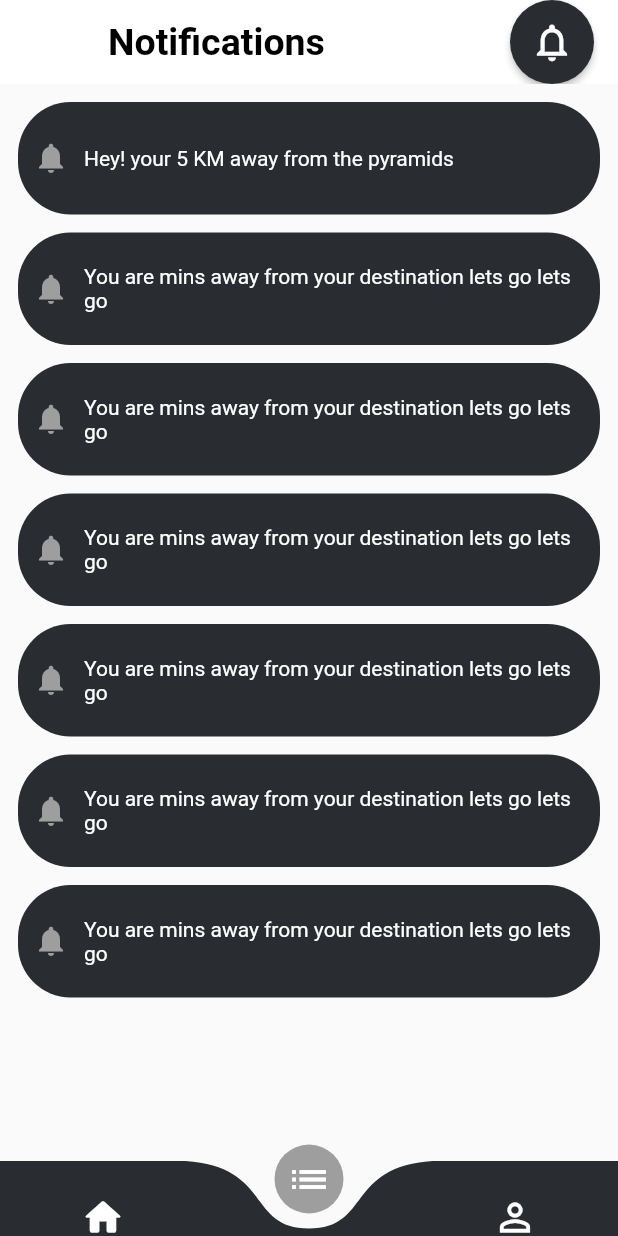
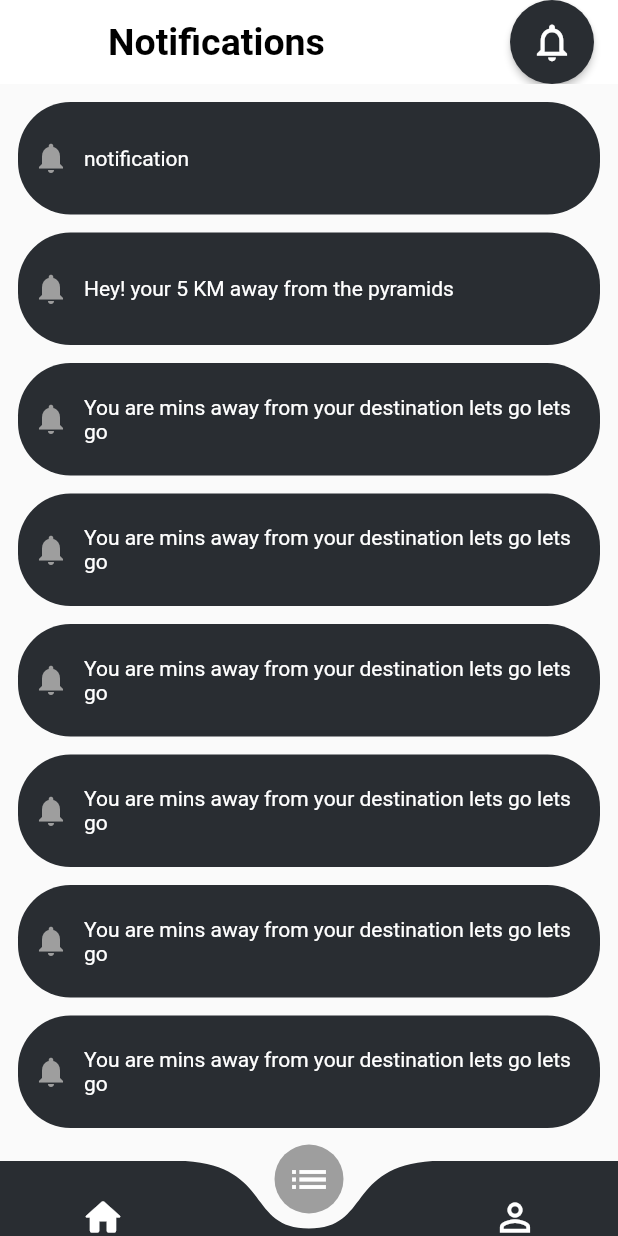
Before and after one commit to asirabdelhady/Graduation_Project, a Flutter app: the NotificationScreen screen opened directly, on a phone screen of 412 x 824 dp. Run offline on Flutter 3.47's test engine with Material 2 defaults, Android fonts, the phone set to English and light mode, and no system bars; drawn by our look-alikes of curved_navigation_bar; our stand-ins replace sqflite; missing offline and left inert: dart:html; accounts and stored records are empty.

Commit message:
notification_screen asir

```diff
--- a/lib/modules/notification/notification_screen.dart
+++ b/lib/modules/notification/notification_screen.dart
@@ -24,7 +24,7 @@ class _NotificationScreenState extends State<NotificationScreen> {
               ElevatedButton(onPressed: (){},
                 child: Icon(Icons.notifications_none, size: 30, color: Colors.white,),
                 style: ElevatedButton.styleFrom(
-                    primary: Color(0xff292D32), shape: CircleBorder()
+                    primary: Color(0xff292D32), shape: const CircleBorder()
                 ),)
           ),
         ),
@@ -41,20 +41,56 @@ class _NotificationScreenState extends State<NotificationScreen> {
             child: Column(
               crossAxisAlignment: CrossAxisAlignment.end,
               children:[
-                SizedBox(height: 12,),
+                const SizedBox(height: 12,),
+                SizedBox(
+                  height: 75,
+                  child: ListView.separated(itemBuilder:(context, index)=>Container(
+                    padding: EdgeInsets.symmetric(horizontal: 10),
+                    width: double.infinity,
+                    height: 75,
+                    decoration: BoxDecoration(
+                      color: Color(0xff292D32),
+                      borderRadius: BorderRadius.circular(35),
+                    ),
+                    child: Row(
+                      children: [
+                        Icon(
+                          Icons.notifications,
+                          color: Colors.grey,
+                        ),
+                        SizedBox(
+                          width: 10,
+                        ),
+                        Expanded(
+                          child: Text.rich(
+                            TextSpan(text: 'notification'),
+                            maxLines: 2,
+                            overflow: TextOverflow.ellipsis,
+                            style: TextStyle(color: Colors.white),
+                          ),
+                        )
+                      ],
+                    ),
+                  ),
+                    separatorBuilder: (context, index)=> SizedBox(height: 15,),
+                    itemCount: 6,
+                  ),
+                ),
+                const SizedBox(height: 12,),
                 notificationItem(notification: 'Hey! your 5 KM away from the pyramids'),
-                SizedBox(height: 12,),
+                const SizedBox(height: 12,),
                 notificationItem(notification: 'You are mins away from your destination lets go lets go'),
-                SizedBox(height: 12,),
+                const SizedBox(height: 12,),
                 notificationItem(notification: 'You are mins away from your destination lets go lets go'),
-                SizedBox(height: 12,),
+                const SizedBox(height: 12,),
                 notificationItem(notification: 'You are mins away from your destination lets go lets go'),
-                SizedBox(height: 12,),
+                const SizedBox(height: 12,),
                 notificationItem(notification: 'You are mins away from your destination lets go lets go'),
-                SizedBox(height: 12,),
+                const SizedBox(height: 12,),
                 notificationItem(notification: 'You are mins away from your destination lets go lets go'),
-                SizedBox(height: 12,),
+                const SizedBox(height: 12,),
                 notificationItem(notification: 'You are mins away from your destination lets go lets go'),
+
             ]),
           ),
         ),
@@ -84,4 +120,6 @@ class _NotificationScreenState extends State<NotificationScreen> {
 
     );
   }
+
+
 }
```
Also changed, not shown: lib/main.dart (+5 -2 lines), lib/shared/components/components.dart (+41 -0 lines).
